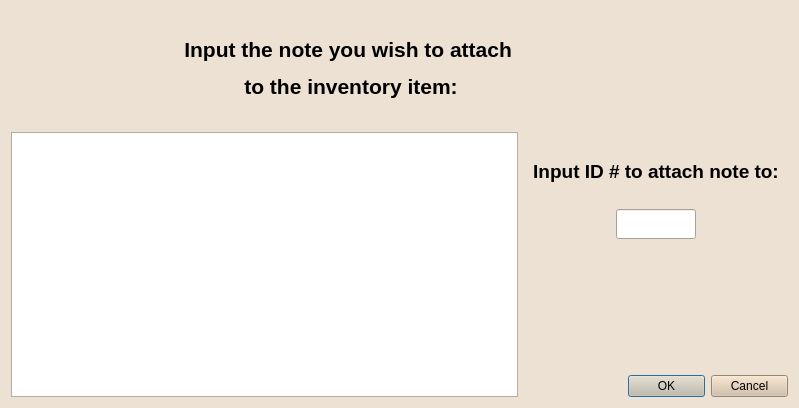
Old version of the form modifyitemdialog.ui in the repository EtoDrowsy/CS499.
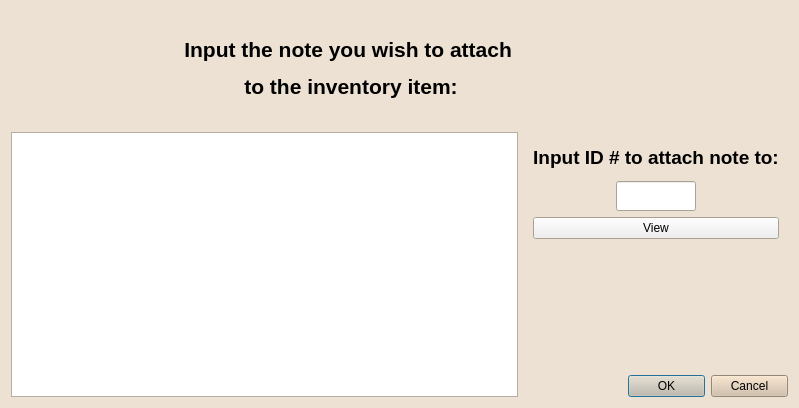
New version of the form.

Commit message: Changed sort and delete to use selected item/column

The edit to the form file:
```diff
--- a/modifyitemdialog.ui
+++ b/modifyitemdialog.ui
@@ -118,6 +118,13 @@
         </property>
        </widget>
       </item>
+      <item row="3" column="0">
+       <widget class="QPushButton" name="viewButton">
+        <property name="text">
+         <string>View</string>
+        </property>
+       </widget>
+      </item>
      </layout>
     </widget>
    </item>
```
Left out of the diff: 56 changed lines with no effect on the pictures. The commit also changes 10 other files.
